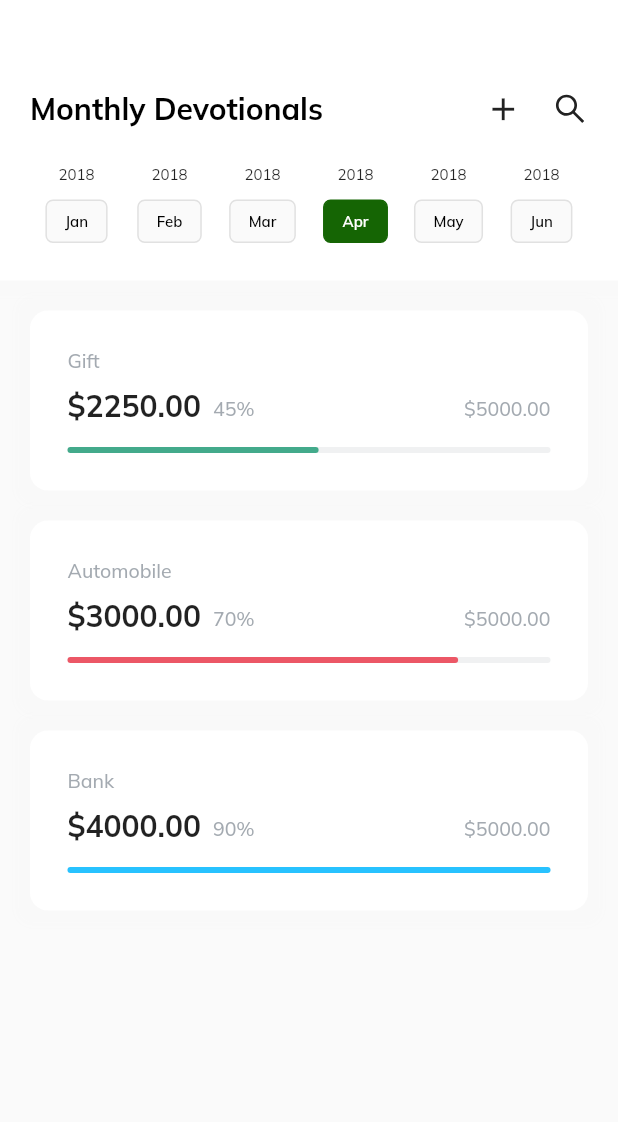
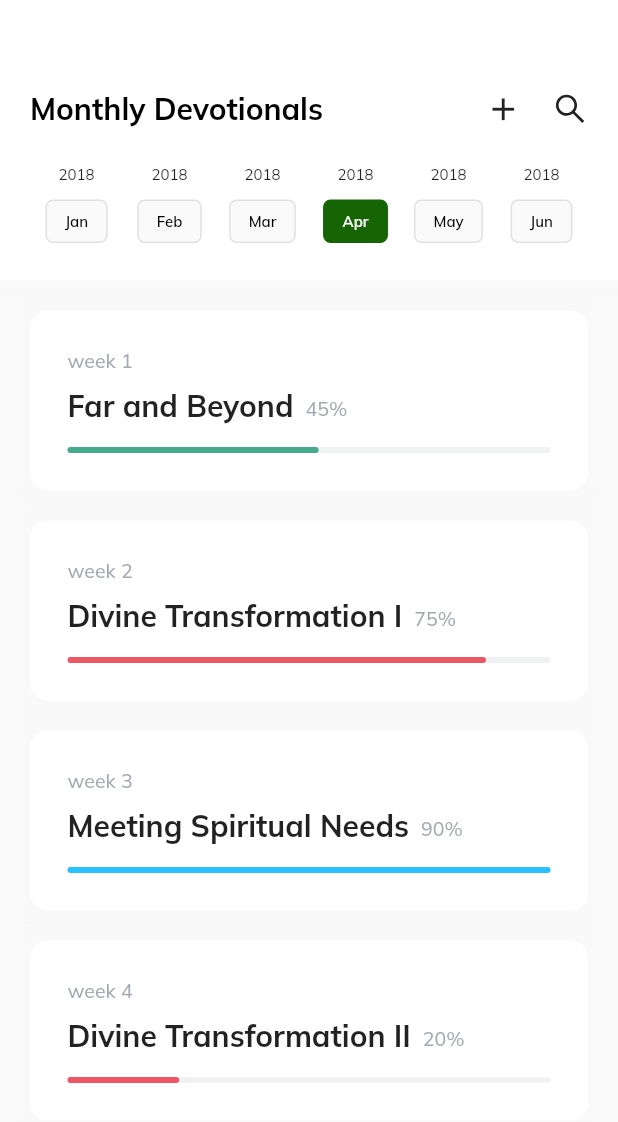
Before and after one commit to cyenite/dekut_cu, a Flutter app: the BudgetPage screen opened directly, on a phone screen of 412 x 824 dp. Shown: the top 1122 px of the screen. Run offline on Flutter 3.47's test engine with Material 2 defaults, Android fonts, the phone set to English and light mode, and no system bars; our stand-ins replace animated_bottom_navigation_bar, firebase_auth, firebase_core, fl_chart, flutter_icons, font_awesome_flutter and 3 more; missing offline and left inert: lit_firebase_auth; accounts and stored records are empty.

Commit message:
Monthly devotionals

```diff
--- a/lib/json/budget_json.dart
+++ /dev/null
@@ -1,25 +0,0 @@
-import 'package:dekut_cu/theme/colors.dart';
-
-const List budget_json = [
-  {
-    "name": "Gift",
-    "price": "\$2250.00",
-    "label_percentage": "45%",
-    "percentage": 0.45,
-    "color": green
-  },
-  {
-    "name": "Automobile",
-    "price": "\$3000.00",
-    "label_percentage": "70%",
-    "percentage": 0.7,
-    "color": red
-  },
-  {
-    "name": "Bank",
-    "price": "\$4000.00",
-    "label_percentage": "90%",
-    "percentage": 0.9,
-    "color": blue
-  }
-];
--- /dev/null
+++ b/lib/json/devotionals_json.dart
@@ -0,0 +1,32 @@
+import 'package:dekut_cu/theme/colors.dart';
+
+const List monthly_devotions = [
+  {
+    "week": "week 1",
+    "title": "Far and Beyond",
+    "completion_percentage": "45%",
+    "percentage": 0.45,
+    "color": green
+  },
+  {
+    "week": "week 2",
+    "title": "Divine Transformation I",
+    "completion_percentage": "75%",
+    "percentage": 0.75,
+    "color": red
+  },
+  {
+    "week": "week 3",
+    "title": "Meeting Spiritual Needs",
+    "completion_percentage": "90%",
+    "percentage": 0.90,
+    "color": blue
+  },
+  {
+    "week": "week 4",
+    "title": "Divine Transformation II",
+    "completion_percentage": "20%",
+    "percentage": 0.20,
+    "color": red
+  },
+];
--- a/lib/pages/budget_page.dart
+++ b/lib/pages/monthly_page.dart
@@ -1,6 +1,7 @@
-import 'package:dekut_cu/json/budget_json.dart';
 import 'package:dekut_cu/json/day_month.dart';
+import 'package:dekut_cu/json/devotionals_json.dart';
 import 'package:dekut_cu/theme/colors.dart';
+import 'package:dekut_cu/widget/monthly_devotion.dart';
 import 'package:flutter/material.dart';
 import 'package:flutter_icons/flutter_icons.dart';
 
@@ -125,105 +126,8 @@ class _BudgetPageState extends State<BudgetPage> {
           Padding(
             padding: const EdgeInsets.only(left: 20, right: 20),
             child: Column(
-                children: List.generate(budget_json.length, (index) {
-              return Padding(
-                padding: const EdgeInsets.only(bottom: 20),
-                child: Container(
-                  width: double.infinity,
-                  decoration: BoxDecoration(
-                      color: white,
-                      borderRadius: BorderRadius.circular(12),
-                      boxShadow: [
-                        BoxShadow(
-                          color: grey.withOpacity(0.01),
-                          spreadRadius: 10,
-                          blurRadius: 3,
-                          // changes position of shadow
-                        ),
-                      ]),
-                  child: Padding(
-                    padding: EdgeInsets.only(
-                        left: 25, right: 25, bottom: 25, top: 25),
-                    child: Column(
-                      crossAxisAlignment: CrossAxisAlignment.start,
-                      children: [
-                        Text(
-                          budget_json[index]['name'],
-                          style: TextStyle(
-                              fontWeight: FontWeight.w500,
-                              fontSize: 13,
-                              color: Color(0xff67727d).withOpacity(0.6)),
-                        ),
-                        SizedBox(
-                          height: 10,
-                        ),
-                        Row(
-                          mainAxisAlignment: MainAxisAlignment.spaceBetween,
-                          children: [
-                            Row(
-                              children: [
-                                Text(
-                                  budget_json[index]['price'],
-                                  style: TextStyle(
-                                    fontWeight: FontWeight.bold,
-                                    fontSize: 20,
-                                  ),
-                                ),
-                                SizedBox(
-                                  width: 8,
-                                ),
-                                Padding(
-                                  padding: const EdgeInsets.only(top: 3),
-                                  child: Text(
-                                    budget_json[index]['label_percentage'],
-                                    style: TextStyle(
-                                        fontWeight: FontWeight.w500,
-                                        fontSize: 13,
-                                        color:
-                                            Color(0xff67727d).withOpacity(0.6)),
-                                  ),
-                                ),
-                              ],
-                            ),
-                            Padding(
-                              padding: const EdgeInsets.only(top: 3),
-                              child: Text(
-                                "\$5000.00",
-                                style: TextStyle(
-                                    fontWeight: FontWeight.w500,
-                                    fontSize: 13,
-                                    color: Color(0xff67727d).withOpacity(0.6)),
-                              ),
-                            ),
-                          ],
-                        ),
-                        SizedBox(
-                          height: 15,
-                        ),
-                        Stack(
-                          children: [
-                            Container(
-                              width: (size.width - 40),
-                              height: 4,
-                              decoration: BoxDecoration(
-                                  borderRadius: BorderRadius.circular(5),
-                                  color: Color(0xff67727d).withOpacity(0.1)),
-                            ),
-                            Container(
-                              width: (size.width - 40) *
-                                  budget_json[index]['percentage'],
-                              height: 4,
-                              decoration: BoxDecoration(
-                                  borderRadius: BorderRadius.circular(5),
-                                  color: budget_json[index]['color']),
-                            ),
-                          ],
-                        )
-                      ],
-                    ),
-                  ),
-                ),
-              );
+                children: List.generate(monthly_devotions.length, (index) {
+              return MonthlyDevotion(index: index, size: size);
             })),
           )
         ],
--- a/lib/pages/profile_page.dart
+++ b/lib/pages/profile_page.dart
@@ -1,5 +1,5 @@
 import 'package:dekut_cu/pages/auth/auth.dart';
-import 'package:dekut_cu/pages/budget_page.dart';
+import 'package:dekut_cu/pages/monthly_page.dart';
 import 'package:dekut_cu/theme/colors.dart';
 import 'package:firebase_auth/firebase_auth.dart';
 import 'package:flutter/material.dart';
--- a/lib/pages/root_app.dart
+++ b/lib/pages/root_app.dart
@@ -1,7 +1,7 @@
 import 'package:animated_bottom_navigation_bar/animated_bottom_navigation_bar.dart';
-import 'package:dekut_cu/pages/budget_page.dart';
-import 'package:dekut_cu/pages/create_budge_page.dart';
+import 'package:dekut_cu/pages/make_contribution.dart';
 import 'package:dekut_cu/pages/daily_page.dart';
+import 'package:dekut_cu/pages/monthly_page.dart';
 import 'package:dekut_cu/pages/profile_page.dart';
 import 'package:dekut_cu/pages/stats_page.dart';
 import 'package:dekut_cu/theme/colors.dart';
--- /dev/null
+++ b/lib/widget/monthly_devotion.dart
@@ -0,0 +1,99 @@
+import 'package:dekut_cu/json/devotionals_json.dart';
+import 'package:dekut_cu/theme/colors.dart';
+import 'package:flutter/material.dart';
+
+class MonthlyDevotion extends StatelessWidget {
+  final int index;
+  final Size size;
+  MonthlyDevotion({@required this.size, @required this.index});
+
+  @override
+  Widget build(BuildContext context) {
+    return Padding(
+      padding: const EdgeInsets.only(bottom: 20),
+      child: Container(
+        width: double.infinity,
+        decoration: BoxDecoration(
+            color: white,
+            borderRadius: BorderRadius.circular(12),
+            boxShadow: [
+              BoxShadow(
+                color: grey.withOpacity(0.01),
+                spreadRadius: 10,
+                blurRadius: 3,
+                // changes position of shadow
+              ),
+            ]),
+        child: Padding(
+          padding: EdgeInsets.only(left: 25, right: 25, bottom: 25, top: 25),
+          child: Column(
+            crossAxisAlignment: CrossAxisAlignment.start,
+            children: [
+              Text(
+                monthly_devotions[index]['week'],
+                style: TextStyle(
+                    fontWeight: FontWeight.w500,
+                    fontSize: 13,
+                    color: Color(0xff67727d).withOpacity(0.6)),
+              ),
+              SizedBox(
+                height: 10,
+              ),
+              Row(
+                mainAxisAlignment: MainAxisAlignment.spaceBetween,
+                children: [
+                  Row(
+                    children: [
+                      Text(
+                        monthly_devotions[index]['title'],
+                        style: TextStyle(
+                          fontWeight: FontWeight.bold,
+                          fontSize: 20,
+                        ),
+                      ),
+                      SizedBox(
+                        width: 8,
+                      ),
+                      Padding(
+                        padding: const EdgeInsets.only(top: 3),
+                        child: Text(
+                          monthly_devotions[index]['completion_percentage'],
+                          style: TextStyle(
+                              fontWeight: FontWeight.w500,
+                              fontSize: 13,
+                              color: Color(0xff67727d).withOpacity(0.6)),
+                        ),
+                      ),
+                    ],
+                  ),
+                ],
+              ),
+              SizedBox(
+                height: 15,
+              ),
+              Stack(
+                children: [
+                  Container(
+                    width: (size.width - 40),
+                    height: 4,
+                    decoration: BoxDecoration(
+                        borderRadius: BorderRadius.circular(5),
+                        color: Color(0xff67727d).withOpacity(0.1)),
+                  ),
+                  Container(
+                    width: (size.width - 40) *
+                        monthly_devotions[index]['percentage'],
+                    height: 4,
+                    decoration: BoxDecoration(
+                        borderRadius: BorderRadius.circular(5),
+                        color: monthly_devotions[index]['color']),
+                  ),
+                ],
+              )
+            ],
+          ),
+        ),
+      ),
+    );
+  }
+}
```
Also changed, not shown: lib/json/daily_study_json.dart (added), lib/pages/make_contribution.dart (renamed from lib/pages/create_budge_page.dart).
